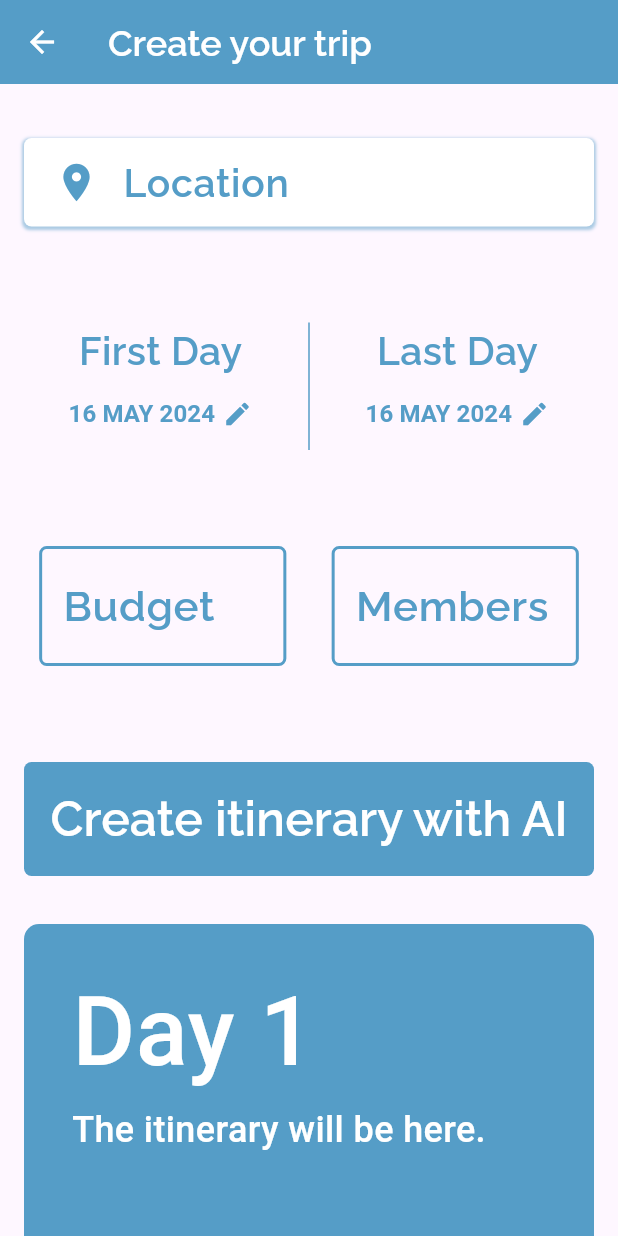
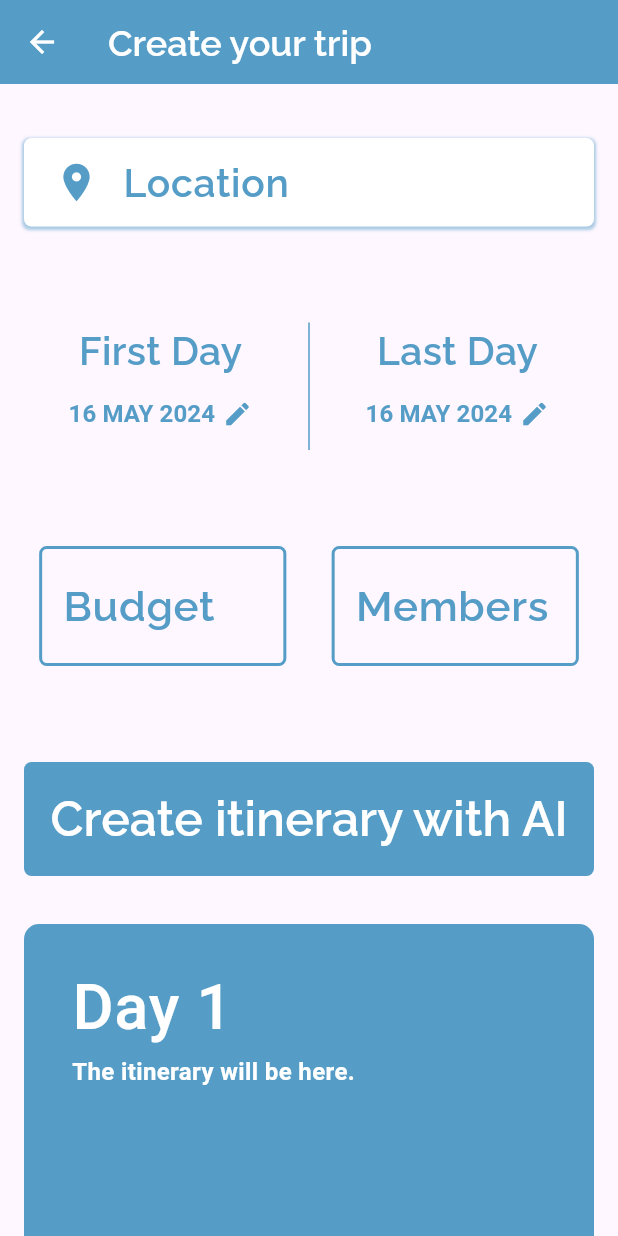
Before and after one commit to Emanuel532/Wigo, a Flutter app: the AddTripScreen screen opened by its route, on a phone screen of 412 x 824 dp. Run offline on Flutter 3.47's test engine with Material 3 defaults, Android fonts, the phone set to English and light mode, and no system bars; drawn by our look-alikes of carousel_slider; our stand-ins replace cloud_firestore, firebase_auth, firebase_core, go_router, google_fonts, google_sign_in; missing offline and left inert: dart_openai; accounts and stored records are empty; generated files the repository leaves out were written again.

Commit message:
fixed carousel

```diff
--- a/lib/widgets/itinerary.dart
+++ b/lib/widgets/itinerary.dart
@@ -40,25 +40,21 @@ class _ItineraryBoxState extends State<ItineraryBox> {
             itemBuilder: (BuildContext context, int index, int realIndex) {
               int dayNumber = index + 1;
               return ListTile(
-                title: Row(
-                  children: [
-                    Text(
-                      'Day $dayNumber',
-                      style: TextStyle(
-                        fontWeight: FontWeight.w500,
-                        fontSize: 64,
-                        color: Color.fromARGB(255, 255, 255, 255),
-                      ),
-                    ),
-                  ],
+                title: Text(
+                  'Day $dayNumber',
+                  style: TextStyle(
+                    fontWeight: FontWeight.w500,
+                    fontSize: 42,
+                    color: Color.fromARGB(255, 255, 255, 255),
+                  ),
                 ),
                 subtitle: SingleChildScrollView(
                   child: Text(
                     widget.itineraryItems[
                         index], // Use the itinerary item for this day
                     style: TextStyle(
-                      fontWeight: FontWeight.w500,
-                      fontSize: 24,
+                      fontWeight: FontWeight.w600,
+                      fontSize: 16,
                       color: Color.fromARGB(255, 255, 255, 255),
                     ),
                   ),
```
